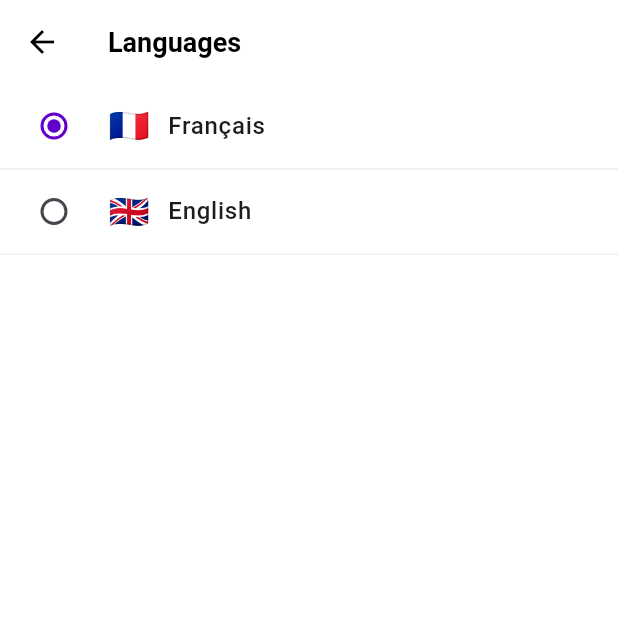
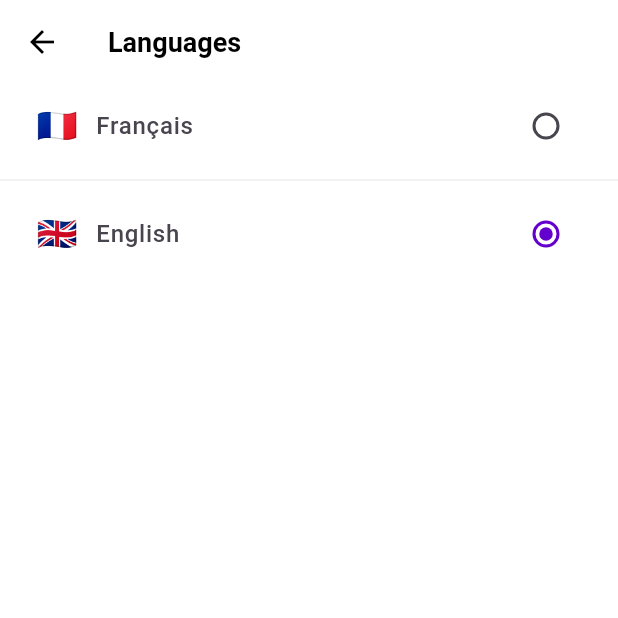
Before and after one commit to farouk-daadaa/park-Spot, a Flutter app: the LanguagesPage screen opened by its route, on a phone screen of 412 x 824 dp, the top half of it. Run offline on Flutter 3.47's test engine with Material 3 defaults, Android fonts, the phone set to English and light mode, and no system bars.

```diff
--- a/swiftpark/lib/pages/menu/languages_page.dart
+++ b/swiftpark/lib/pages/menu/languages_page.dart
@@ -9,7 +9,7 @@ class LanguagesPage extends StatefulWidget {
 }
 
 class _LanguagesPageState extends State<LanguagesPage> {
-  String selectedLanguage = 'français';
+  String selectedLanguage = 'english'; // Default to English selected
 
   Widget _buildLanguageOption({
     required String language,
@@ -17,14 +17,10 @@ class _LanguagesPageState extends State<LanguagesPage> {
     required String flag,
   }) {
     final isSelected = selectedLanguage == language;
-    return Container(
-      decoration: BoxDecoration(
-        border: Border(
-          bottom: BorderSide(color: Colors.grey[200]!),
-        ),
-      ),
-      child: RadioListTile<String>(
-        title: Row(
+    return ListTile(
+      contentPadding: const EdgeInsets.symmetric(horizontal: 24),
+      leading: Row(
+        mainAxisSize: MainAxisSize.min,
         children: [
           Text(
             flag,
@@ -40,6 +36,7 @@ class _LanguagesPageState extends State<LanguagesPage> {
           ),
         ],
       ),
+      trailing: Radio<String>(
         value: language,
         groupValue: selectedLanguage,
         activeColor: AppColors.primary,
@@ -49,6 +46,11 @@ class _LanguagesPageState extends State<LanguagesPage> {
           });
         },
       ),
+      onTap: () {
+        setState(() {
+          selectedLanguage = language;
+        });
+      },
     );
   }
 
@@ -79,6 +81,7 @@ class _LanguagesPageState extends State<LanguagesPage> {
             title: 'Français',
             flag: '🇫🇷',
           ),
+          Divider(color: Colors.grey[200]),
           _buildLanguageOption(
             language: 'english',
             title: 'English',
```
Also changed, not shown: swiftpark/lib/pages/menu/notifications_page.dart (+9 -10 lines), swiftpark/lib/pages/menu/support_page.dart (+4 -3 lines). Lines whose indentation alone changed are shown as unchanged.
